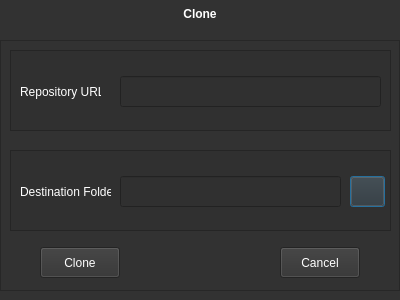
The window that src/ui/CloneDialog.ui (SaurabhSangpal/ezgit) describes before a commit, drawn with Qt 5.
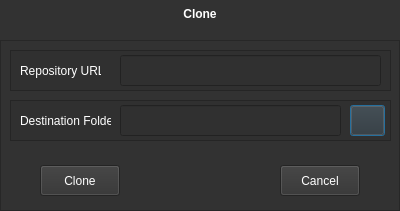
The same window after the commit.

Commit message: Reduce size of clone popup

What changed in the file:
```diff
--- a/src/ui/CloneDialog.ui
+++ b/src/ui/CloneDialog.ui
@@ -7,7 +7,7 @@
     <x>0</x>
     <y>0</y>
     <width>400</width>
-    <height>300</height>
+    <height>211</height>
    </rect>
   </property>
   <property name="windowTitle">
@@ -45,7 +45,7 @@
      <x>0</x>
      <y>40</y>
      <width>400</width>
-     <height>251</height>
+     <height>171</height>
     </rect>
    </property>
    <property name="frameShape">
@@ -60,7 +60,7 @@
       <x>10</x>
       <y>10</y>
       <width>381</width>
-      <height>81</height>
+      <height>41</height>
      </rect>
     </property>
     <property name="styleSheet">
@@ -76,7 +76,7 @@
      <property name="geometry">
       <rect>
        <x>10</x>
-       <y>26</y>
+       <y>5</y>
        <width>81</width>
        <height>31</height>
       </rect>
@@ -89,7 +89,7 @@
      <property name="geometry">
       <rect>
        <x>110</x>
-       <y>26</y>
+       <y>5</y>
        <width>261</width>
        <height>31</height>
       </rect>
@@ -100,9 +100,9 @@
     <property name="geometry">
      <rect>
       <x>10</x>
-      <y>110</y>
+      <y>60</y>
       <width>381</width>
-      <height>81</height>
+      <height>41</height>
      </rect>
     </property>
     <property name="styleSheet">
@@ -118,7 +118,7 @@
      <property name="geometry">
       <rect>
        <x>10</x>
-       <y>26</y>
+       <y>5</y>
        <width>91</width>
        <height>31</height>
       </rect>
@@ -131,7 +131,7 @@
      <property name="geometry">
       <rect>
        <x>110</x>
-       <y>26</y>
+       <y>5</y>
        <width>221</width>
        <height>31</height>
       </rect>
@@ -141,7 +141,7 @@
      <property name="geometry">
       <rect>
        <x>340</x>
-       <y>26</y>
+       <y>5</y>
        <width>35</width>
        <height>31</height>
       </rect>
@@ -155,7 +155,7 @@
     <property name="geometry">
      <rect>
       <x>40</x>
-      <y>207</y>
+      <y>125</y>
       <width>80</width>
       <height>31</height>
      </rect>
@@ -168,7 +168,7 @@
     <property name="geometry">
      <rect>
       <x>280</x>
-      <y>207</y>
+      <y>125</y>
       <width>80</width>
       <height>31</height>
      </rect>
```
